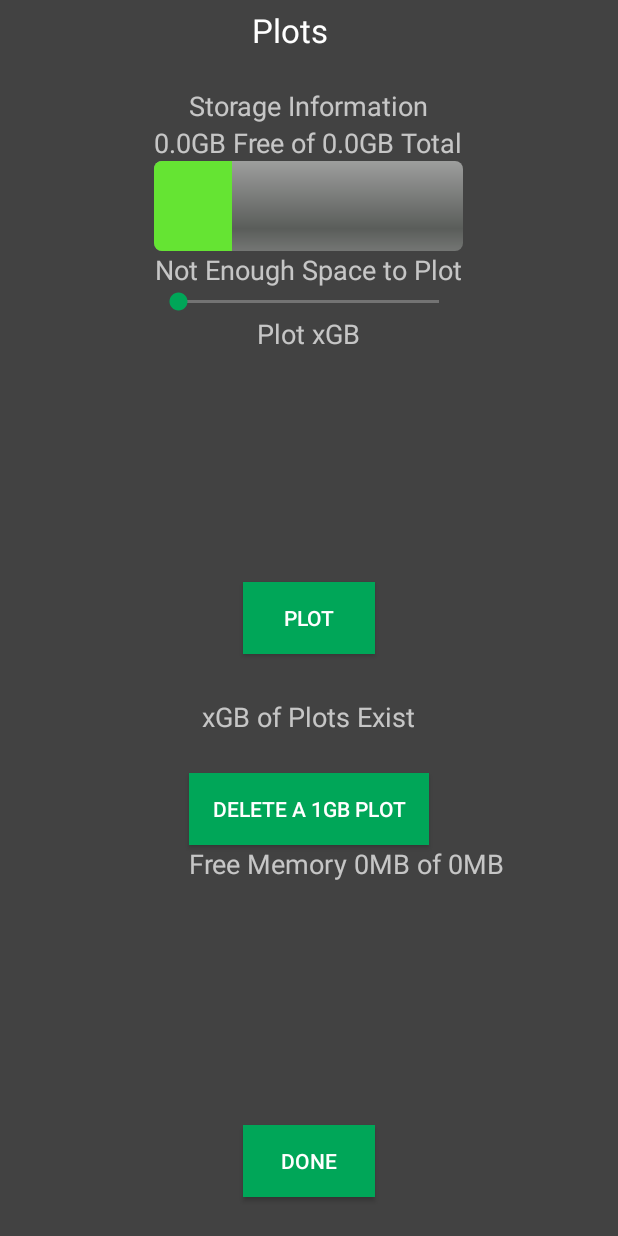
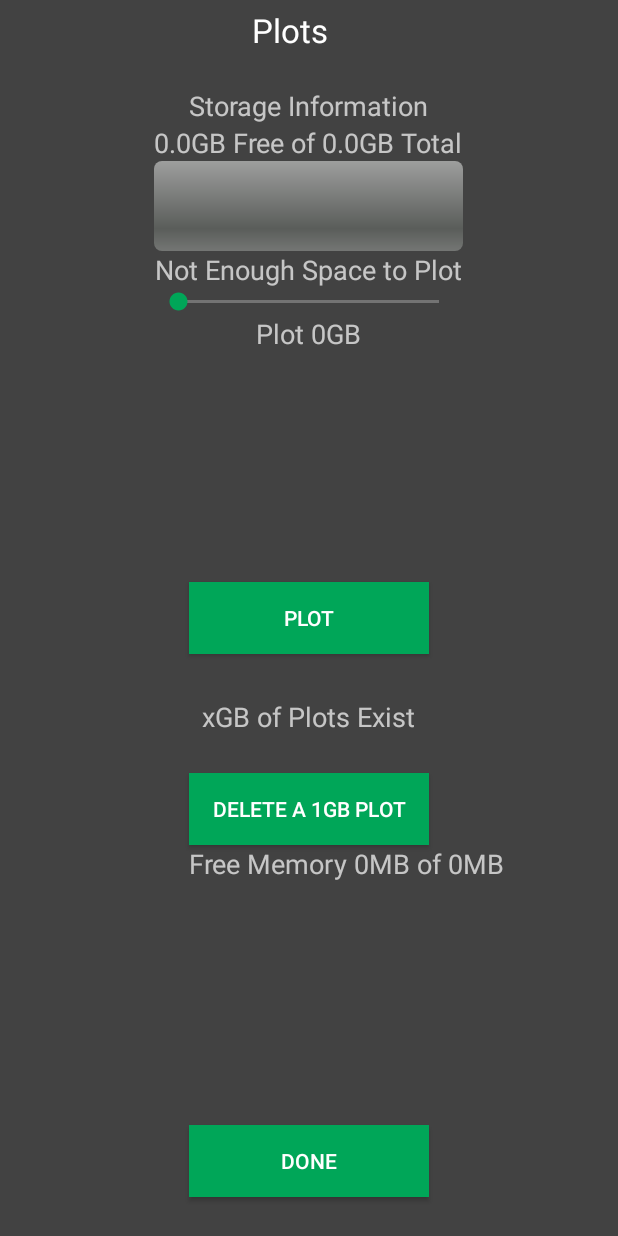
Before and after one commit to IceBurst/Burst, an Android app: the PlotterActivity screen opened directly, with no data from a screen before it, on a phone screen of 412 x 824 dp. Run offline under Robolectric (Android 15) with nearby library versions, the phone set to English and light mode, and no system bars.

Commit message:
- Working PlotSize Assignment Slider - Working FreeSpace Calculator

```diff
--- a/app/src/main/java/burstcoin/com/burst/BurstUtil.java
+++ b/app/src/main/java/burstcoin/com/burst/BurstUtil.java
@@ -7,6 +7,7 @@ import android.os.Build;
 import android.os.Environment;
 import android.os.StatFs;
 import android.text.TextUtils;
+import android.util.Log;
 
 import org.json.JSONException;
 import org.json.JSONObject;
@@ -57,10 +58,12 @@ public class BurstUtil {
     // Return Free space in GB to show on Plotting Screen
     public static double getFreeSpaceInGB() {
         String state = Environment.getExternalStorageState();
+        String[] mCards = getStorageDirectories();
         if (Environment.MEDIA_MOUNTED.equals(state))
         {
             // We can read and write the media
-            StatFs stat = new StatFs(Environment.getExternalStorageDirectory().getPath());
+            //StatFs stat = new StatFs(Environment.getExternalStorageDirectory().getPath());
+            StatFs stat = new StatFs(mCards[0]);
             long bytesAvailable = (long)stat.getAvailableBytes();
             long megsAvailable = bytesAvailable / 1048576;
             DecimalFormat roundingFormat = new DecimalFormat("#.##");
@@ -91,6 +94,9 @@ public class BurstUtil {
         {
             // We can read or write the media
             // This below is Bad, we need to write something more elegant
+            for (String path : mCards) {
+                Log.d(TAG, path);
+            }
             StatFs stat = new StatFs(mCards[0]); // new File("/sdcard/"
             long megsAvailable = (long)stat.getTotalBytes() / 1048576;
             DecimalFormat roundingFormat = new DecimalFormat("#.##");
--- a/app/src/main/java/burstcoin/com/burst/PlotterActivity.java
+++ b/app/src/main/java/burstcoin/com/burst/PlotterActivity.java
@@ -5,8 +5,11 @@ import android.os.Bundle;
 import android.view.View;
 import android.widget.Button;
 import android.widget.ProgressBar;
+import android.widget.SeekBar;
 import android.widget.TextView;
 
+import java.math.RoundingMode;
+import java.text.DecimalFormat;
 import java.util.TreeMap;
 
 public class PlotterActivity extends AppCompatActivity {
@@ -17,7 +20,9 @@ public class PlotterActivity extends AppCompatActivity {
     private TextView mTxtDriveInfo;
     private TextView mTxtTest;
     private TextView mTxtDriveMessage;
+    private TextView mTxtDrivePlotSize;
     private Button mBtnDone;
+    private SeekBar mSizeBar;
 
     private String numericID;
     private double mTotalSpace = 0;
@@ -39,15 +44,39 @@ public class PlotterActivity extends AppCompatActivity {
             }
         });
 
+        mSizeBar = (SeekBar) findViewById(R.id.setPlotSize);
+        mTxtDriveInfo =  (TextView) findViewById(R.id.txtDriveInfo);
+        mTxtDriveMessage =  (TextView) findViewById(R.id.txtDriveMessage);
+        mTxtDrivePlotSize = (TextView) findViewById(R.id.txtPlotGBSize);
+        mTxtTest = (TextView) findViewById(R.id.txtTestHolder);
+
         // Lets update the Screen with current System/Plot Information
-        mTxtDriveInfo =  (TextView) findViewById(R.id.txtDriveInfo);
         updateDriveInfo();
 
-        mTxtDriveMessage =  (TextView) findViewById(R.id.txtDriveMessage);
         updateDriveMessage();
+        mSizeBar.setOnSeekBarChangeListener(new SeekBar.OnSeekBarChangeListener() {
+            int progress;
+            @Override
+            public void onStartTrackingTouch(SeekBar seekBar) {
+            }
+
+            @Override
+            public void onProgressChanged(SeekBar seekBar, int progressValue, boolean fromUser) {
+                progress = progressValue;
+                //Toast.makeText(getApplicationContext(), "Changing seekbar's progress", Toast.LENGTH_SHORT).show();
+                mTxtDrivePlotSize.setText("Plot "+Integer.toString(progress)+"GB");
+            }
+
+            @Override
+
+            public void onStopTrackingTouch(SeekBar seekBar) {
+                mTxtDrivePlotSize.setText("Plot "+Integer.toString(progress)+"GB");
+            }
+
+        });
 
         // below here is all pilot code that is a work in progress
-        mTxtTest = (TextView) findViewById(R.id.txtTestHolder);
+
         String mFreeMem = Long.toString(new BurstUtil().getFreeMemoryInMB(this));
         String mTotalMem = Long.toString(new BurstUtil().getTotalMemoryInMB(this));
         mTxtTest.setText("Free Memory "+mFreeMem+"MB of "+mTotalMem+"MB");
@@ -67,10 +96,16 @@ public class PlotterActivity extends AppCompatActivity {
         mTxtDriveInfo.setText(mStringFreeSpace+"GB Free of "+ mStringTotalSpace+"GB Total");
         ProgressBar mProgressBar = (ProgressBar) findViewById(R.id.barDriveUseage);
         // Just Trying this out
-        mProgressBar.setMax((int)8);
-        mProgressBar.setProgress((int)2);
+        mProgressBar.setMax((int)(mTotalSpace*100));
+        mProgressBar.setProgress((int)((mTotalSpace-mFreeSpace)*100));
         //android:max
         //android:progress
+        DecimalFormat roundingFormat = new DecimalFormat("#");
+        roundingFormat.setRoundingMode(RoundingMode.DOWN);
+
+        // Set the Max Slider to the Max Round Down free GB
+
+        mSizeBar.setMax(Integer.parseInt(roundingFormat.format(mFreeSpace)));
     }
     // Best Memory sizes for plotting are things that break nicely into 1GB, powers of 2.
     // Try to target for 512mb of RAM, less is OK
--- a/app/src/main/res/layout/activity_plotter.xml
+++ b/app/src/main/res/layout/activity_plotter.xml
@@ -85,16 +85,19 @@
         android:layout_gravity="center_horizontal|bottom"
         android:layout_marginBottom="26dp"
         android:layout_alignParentBottom="true"
-        android:layout_centerHorizontal="true"
         android:singleLine="false"
         android:theme="@style/AppTheme.AppBarOverlay"
         style="@style/AppTheme.AppBarOverlay"
-        android:background="@color/colorAccent" />
+        android:background="@color/colorAccent"
+        android:layout_alignLeft="@+id/txtTestHolder"
+        android:layout_alignStart="@+id/txtTestHolder"
+        android:layout_alignRight="@+id/btnDeletePlot"
+        android:layout_alignEnd="@+id/btnDeletePlot" />
 
     <SeekBar
         android:layout_width="wrap_content"
         android:layout_height="wrap_content"
-        android:id="@+id/seekBar"
+        android:id="@+id/setPlotSize"
         android:layout_below="@+id/txtDriveMessage"
         android:layout_alignLeft="@+id/barDriveUseage"
         android:layout_alignStart="@+id/barDriveUseage"
@@ -105,9 +108,9 @@
         android:layout_width="wrap_content"
         android:layout_height="wrap_content"
         android:textAppearance="?android:attr/textAppearanceMedium"
-        android:text="Plot xGB"
+        android:text="Plot 0GB"
         android:id="@+id/txtPlotGBSize"
-        android:layout_below="@+id/seekBar"
+        android:layout_below="@+id/setPlotSize"
         android:layout_centerHorizontal="true" />
 
     <Button
@@ -135,8 +138,10 @@
         android:theme="@style/AppTheme.AppBarOverlay"
         android:background="@color/colorAccent"
         android:layout_centerVertical="true"
-        android:layout_alignLeft="@+id/btnDone"
-        android:layout_alignStart="@+id/btnDone" />
+        android:layout_alignLeft="@+id/btnDeletePlot"
+        android:layout_alignStart="@+id/btnDeletePlot"
+        android:layout_alignRight="@+id/btnDeletePlot"
+        android:layout_alignEnd="@+id/btnDeletePlot" />
 
     <TextView
         android:layout_width="wrap_content"
```
